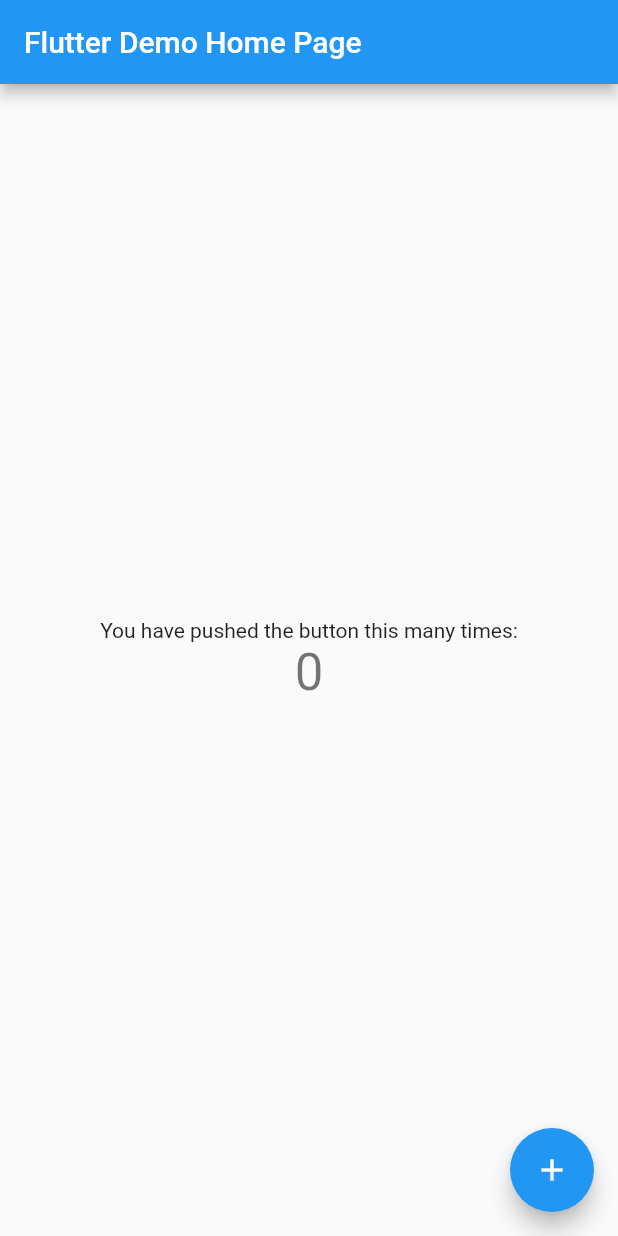
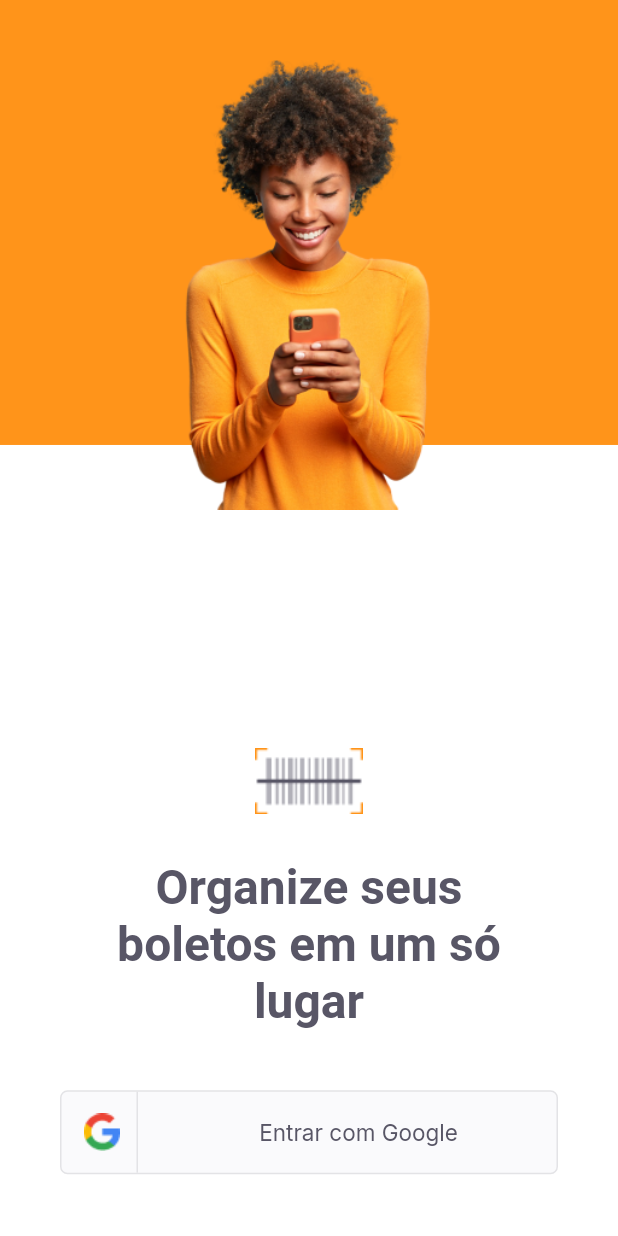
Before and after one commit to rubensguilardijr/payflow, a Flutter app: the screen it shows after launch, on a phone screen of 412 x 824 dp. Run offline on Flutter 3.47's test engine with Material 2 defaults, Android fonts, the phone set to English and light mode, and no system bars; our stand-ins replace google_fonts.

Commit message:
Setup and initial build structure
Setup theme;
Structurize SplashPage, LoginPage and HomePage.

```diff
--- a/lib/main.dart
+++ b/lib/main.dart
@@ -1,113 +1,22 @@
 import 'package:flutter/material.dart';
+import 'package:payflow/modules/home/home_page.dart';
+import 'package:payflow/modules/login/login_page.dart';
+import 'package:payflow/modules/splash/splash_page.dart';
+import 'package:payflow/shared/themes/app_colors.dart';
 
 void main() {
-  runApp(MyApp());
+  runApp(AppWidget());
 }
 
-class MyApp extends StatelessWidget {
-  // This widget is the root of your application.
+class AppWidget extends StatelessWidget {
   @override
   Widget build(BuildContext context) {
     return MaterialApp(
-      title: 'Flutter Demo',
+      title: 'Pay Flow',
       theme: ThemeData(
-        // This is the theme of your application.
-        //
-        // Try running your application with "flutter run". You'll see the
-        // application has a blue toolbar. Then, without quitting the app, try
-        // changing the primarySwatch below to Colors.green and then invoke
-        // "hot reload" (press "r" in the console where you ran "flutter run",
-        // or simply save your changes to "hot reload" in a Flutter IDE).
-        // Notice that the counter didn't reset back to zero; the application
-        // is not restarted.
-        primarySwatch: Colors.blue,
+        primaryColor: AppColors.primary,
       ),
-      home: MyHomePage(title: 'Flutter Demo Home Page'),
+      home: LoginPage(),
     );
   }
 }
-
-class MyHomePage extends StatefulWidget {
-  MyHomePage({Key? key, required this.title}) : super(key: key);
-
-  // This widget is the home page of your application. It is stateful, meaning
-  // that it has a State object (defined below) that contains fields that affect
-  // how it looks.
-
-  // This class is the configuration for the state. It holds the values (in this
-  // case the title) provided by the parent (in this case the App widget) and
-  // used by the build method of the State. Fields in a Widget subclass are
-  // always marked "final".
-
-  final String title;
-
-  @override
-  _MyHomePageState createState() => _MyHomePageState();
-}
-
-class _MyHomePageState extends State<MyHomePage> {
-  int _counter = 0;
-
-  void _incrementCounter() {
-    setState(() {
-      // This call to setState tells the Flutter framework that something has
-      // changed in this State, which causes it to rerun the build method below
-      // so that the display can reflect the updated values. If we changed
-      // _counter without calling setState(), then the build method would not be
-      // called again, and so nothing would appear to happen.
-      _counter++;
-    });
-  }
-
-  @override
-  Widget build(BuildContext context) {
-    // This method is rerun every time setState is called, for instance as done
-    // by the _incrementCounter method above.
-    //
-    // The Flutter framework has been optimized to make rerunning build methods
-    // fast, so that you can just rebuild anything that needs updating rather
-    // than having to individually change instances of widgets.
-    return Scaffold(
-      appBar: AppBar(
-        // Here we take the value from the MyHomePage object that was created by
-        // the App.build method, and use it to set our appbar title.
-        title: Text(widget.title),
-      ),
-      body: Center(
-        // Center is a layout widget. It takes a single child and positions it
-        // in the middle of the parent.
-        child: Column(
-          // Column is also a layout widget. It takes a list of children and
-          // arranges them vertically. By default, it sizes itself to fit its
-          // children horizontally, and tries to be as tall as its parent.
-          //
-          // Invoke "debug painting" (press "p" in the console, choose the
-          // "Toggle Debug Paint" action from the Flutter Inspector in Android
-          // Studio, or the "Toggle Debug Paint" command in Visual Studio Code)
-          // to see the wireframe for each widget.
-          //
-          // Column has various properties to control how it sizes itself and
-          // how it positions its children. Here we use mainAxisAlignment to
-          // center the children vertically; the main axis here is the vertical
-          // axis because Columns are vertical (the cross axis would be
-          // horizontal).
-          mainAxisAlignment: MainAxisAlignment.center,
-          children: <Widget>[
-            Text(
-              'You have pushed the button this many times:',
-            ),
-            Text(
-              '$_counter',
-              style: Theme.of(context).textTheme.headline4,
-            ),
-          ],
-        ),
-      ),
-      floatingActionButton: FloatingActionButton(
-        onPressed: _incrementCounter,
-        tooltip: 'Increment',
-        child: Icon(Icons.add),
-      ), // This trailing comma makes auto-formatting nicer for build methods.
-    );
-  }
-}
--- /dev/null
+++ b/lib/modules/home/home_page.dart
@@ -0,0 +1,14 @@
+import 'package:flutter/material.dart';
+
+class HomePage extends StatelessWidget {
+  const HomePage({Key? key}) : super(key: key);
+
+  @override
+  Widget build(BuildContext context) {
+    return Scaffold(
+      appBar: AppBar(
+        title: Text("Home Page"),
+      ),
+    );
+  }
+}
--- /dev/null
+++ b/lib/modules/login/login_page.dart
@@ -0,0 +1,74 @@
+import 'package:flutter/material.dart';
+import 'package:payflow/shared/themes/app_colors.dart';
+import 'package:payflow/shared/themes/app_images.dart';
+import 'package:payflow/shared/themes/app_text_styles.dart';
+import 'package:payflow/shared/widgets/social_login/social_login_button.dart';
+
+class LoginPage extends StatefulWidget {
+  const LoginPage({Key? key}) : super(key: key);
+
+  @override
+  _LoginPageState createState() => _LoginPageState();
+}
+
+class _LoginPageState extends State<LoginPage> {
+  @override
+  Widget build(BuildContext context) {
+    final size = MediaQuery.of(context).size;
+    return Scaffold(
+      backgroundColor: AppColors.background,
+      body: Container(
+        width: size.width,
+        height: size.height,
+        child: Stack(
+          children: [
+            Container(
+              width: size.width,
+              height: size.height * 0.36,
+              color: AppColors.primary,
+            ),
+            Positioned(
+                top: 40,
+                left: 0,
+                right: 0,
+                child: Image.asset(
+                  AppImages.person,
+                  width: 208,
+                  height: 300,
+                )),
+            Positioned(
+              bottom: size.height * 0.05,
+              left: 0,
+              right: 0,
+              child: Column(
+                mainAxisAlignment: MainAxisAlignment.center,
+                crossAxisAlignment: CrossAxisAlignment.center,
+                children: [
+                  Image.asset(AppImages.logomini),
+                  Padding(
+                    padding:
+                        const EdgeInsets.only(top: 30, left: 50, right: 50),
+                    child: Text(
+                      "Organize seus boletos em um só lugar",
+                      textAlign: TextAlign.center,
+                      style: TextStyles.titleHome,
+                    ),
+                  ),
+                  Padding(
+                    padding:
+                        const EdgeInsets.only(left: 40, right: 40, top: 40),
+                    child: SocialLoginButton(
+                      onTap: () {
+                        print("clicou");
+                      },
+                    ),
+                  )
+                ],
+              ),
+            )
+          ],
+        ),
+      ),
+    );
+  }
+}
--- /dev/null
+++ b/lib/modules/splash/splash_page.dart
@@ -0,0 +1,20 @@
+import 'package:flutter/material.dart';
+import 'package:payflow/shared/themes/app_colors.dart';
+import 'package:payflow/shared/themes/app_images.dart';
+
+class SplashPage extends StatelessWidget {
+  const SplashPage ({Key? key }) : super(key: key);
+
+  @override
+  Widget build(BuildContext context) {
+    return Scaffold(
+      backgroundColor: AppColors.background,
+      body: Stack(
+        children: [
+          Center(child: Image.asset(AppImages.union)),
+          Center(child: Image.asset(AppImages.logoFull)),
+        ],
+      ),
+    );
+  }
+}
--- /dev/null
+++ b/lib/shared/themes/app_images.dart
@@ -0,0 +1,7 @@
+class  AppImages {
+static  const logoFull = "assets/images/logofull.png";
+static  const logomini = "assets/images/logomini.png";
+static  const union = "assets/images/union.png";
+static  const person = "assets/images/person.png";
+static  const google = "assets/images/google.png";
+}
--- /dev/null
+++ b/lib/shared/widgets/social_login/social_login_button.dart
@@ -0,0 +1,51 @@
+import 'package:flutter/material.dart';
+import 'package:payflow/shared/themes/app_colors.dart';
+import 'package:payflow/shared/themes/app_images.dart';
+import 'package:payflow/shared/themes/app_text_styles.dart';
+
+class SocialLoginButton extends StatelessWidget {
+  final VoidCallback onTap;
+  const SocialLoginButton({Key? key, required this.onTap}) : super(key: key);
+
+  @override
+  Widget build(BuildContext context) {
+    return InkWell(
+      onTap: onTap,
+      child: Container(
+        height: 56,
+        decoration: BoxDecoration(
+            color: AppColors.shape,
+            borderRadius: BorderRadius.circular(5),
+            border: Border.fromBorderSide(BorderSide(color: AppColors.stroke))),
+        child: Row(
+          children: [
+            Expanded(
+                flex: 1,
+                child: Row(
+                  mainAxisAlignment: MainAxisAlignment.center,
+                  children: [
+                    Image.asset(AppImages.google),
+                    SizedBox(
+                      width: 11,
+                    ),
+                    Container(height: 56, width: 1, color: AppColors.stroke),
+                  ],
+                )),
+            Expanded(
+              flex: 4,
+              child: Row(
+                mainAxisAlignment: MainAxisAlignment.center,
+                children: [
+                  Text(
+                    "Entrar com Google",
+                    style: TextStyles.buttonGray,
+                  ),
+                ],
+              ),
+            ),
+          ],
+        ),
+      ),
+    );
+  }
+}
--- a/pubspec.yaml
+++ b/pubspec.yaml
@@ -46,9 +46,8 @@ flutter:
   uses-material-design: true
 
   # To add assets to your application, add an assets section, like this:
-  # assets:
-  #   - images/a_dot_burr.jpeg
-  #   - images/a_dot_ham.jpeg
+  assets:
+     - assets/images/
 
   # An image asset can refer to one or more resolution-specific "variants", see
   # https://flutter.dev/assets-and-images/#resolution-aware.
```
Also changed, not shown: assets/images/google.png (added), assets/images/logofull.png (added), assets/images/logomini.png (added), assets/images/person.png (added), assets/images/union.png (added), 1 other file.
